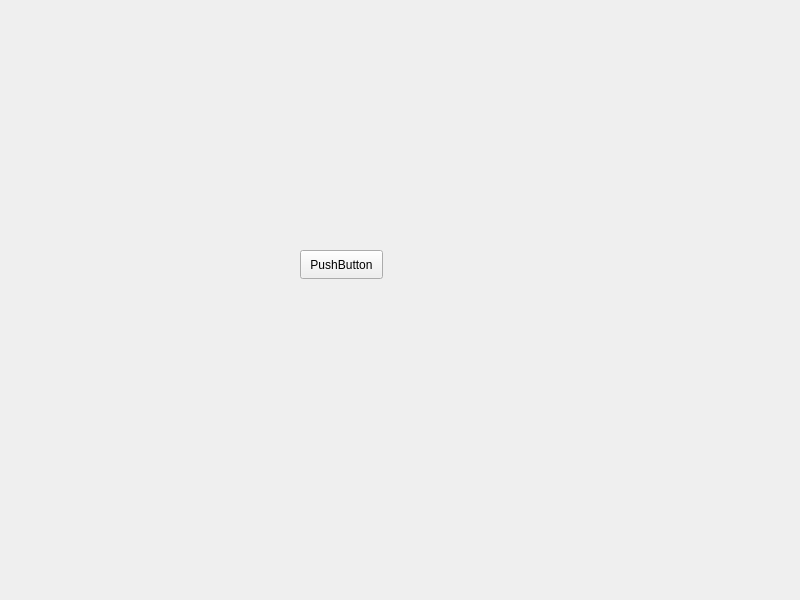
The window that Proyecto_Agendador_de_Citas_Medicas/widget.ui (ManuManito77/ELO328_Proyecto_Agendador_de_Citas_Jefe_de_Carrera) describes before a commit, drawn with Qt 5.
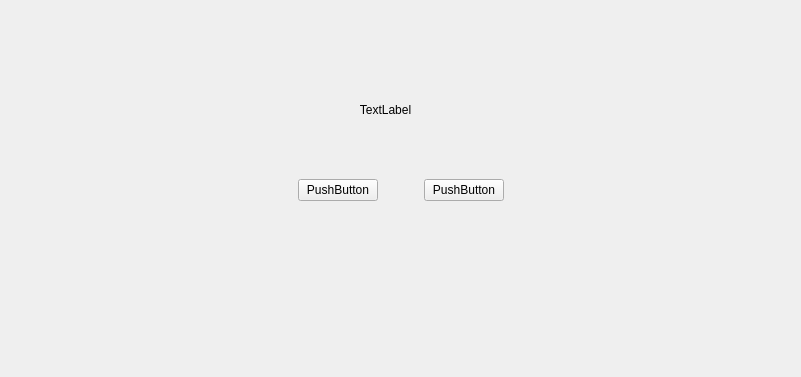
The same window after the commit.

What changed in the file:
```diff
--- a/Proyecto_Agendador_de_Citas_Medicas/widget.ui
+++ b/Proyecto_Agendador_de_Citas_Medicas/widget.ui
@@ -6,24 +6,105 @@
    <rect>
     <x>0</x>
     <y>0</y>
-    <width>800</width>
-    <height>600</height>
+    <width>801</width>
+    <height>377</height>
    </rect>
   </property>
   <property name="windowTitle">
    <string>Widget</string>
   </property>
-  <widget class="QPushButton" name="pushButton">
+  <widget class="QWidget" name="horizontalLayoutWidget">
+   <property name="geometry">
+    <rect>
+     <x>0</x>
+     <y>150</y>
+     <width>801</width>
+     <height>80</height>
+    </rect>
+   </property>
+   <layout class="QHBoxLayout" name="horizontalLayout">
+    <item>
+     <spacer name="horizontalSpacer">
+      <property name="orientation">
+       <enum>Qt::Horizontal</enum>
+      </property>
+      <property name="sizeHint" stdset="0">
+       <size>
+        <width>40</width>
+        <height>20</height>
+       </size>
+      </property>
+     </spacer>
+    </item>
+    <item>
+     <widget class="QPushButton" name="pushButton_2">
+      <property name="text">
+       <string>PushButton</string>
+      </property>
+     </widget>
+    </item>
+    <item>
+     <spacer name="horizontalSpacer_2">
+      <property name="orientation">
+       <enum>Qt::Horizontal</enum>
+      </property>
+      <property name="sizeType">
+       <enum>QSizePolicy::Preferred</enum>
+      </property>
+      <property name="sizeHint" stdset="0">
+       <size>
+        <width>40</width>
+        <height>20</height>
+       </size>
+      </property>
+     </spacer>
+    </item>
+    <item>
+     <widget class="QPushButton" name="pushButton">
+      <property name="text">
+       <string>PushButton</string>
+      </property>
+     </widget>
+    </item>
+    <item>
+     <spacer name="horizontalSpacer_3">
+      <property name="orientation">
+       <enum>Qt::Horizontal</enum>
+      </property>
+      <property name="sizeHint" stdset="0">
+       <size>
+        <width>40</width>
+        <height>20</height>
+       </size>
+      </property>
+     </spacer>
+    </item>
+   </layout>
+  </widget>
+  <widget class="QLabel" name="label">
    <property name="geometry">
     <rect>
      <x>300</x>
-     <y>250</y>
-     <width>83</width>
-     <height>29</height>
+     <y>100</y>
+     <width>171</width>
+     <height>20</height>
     </rect>
    </property>
+   <property name="font">
+    <font>
+     <underline>false</underline>
+     <strikeout>false</strikeout>
+     <stylestrategy>PreferDefault</stylestrategy>
+    </font>
+   </property>
+   <property name="layoutDirection">
+    <enum>Qt::LeftToRight</enum>
+   </property>
    <property name="text">
-    <string>PushButton</string>
+    <string>TextLabel</string>
+   </property>
+   <property name="alignment">
+    <set>Qt::AlignCenter</set>
    </property>
   </widget>
  </widget>
```
